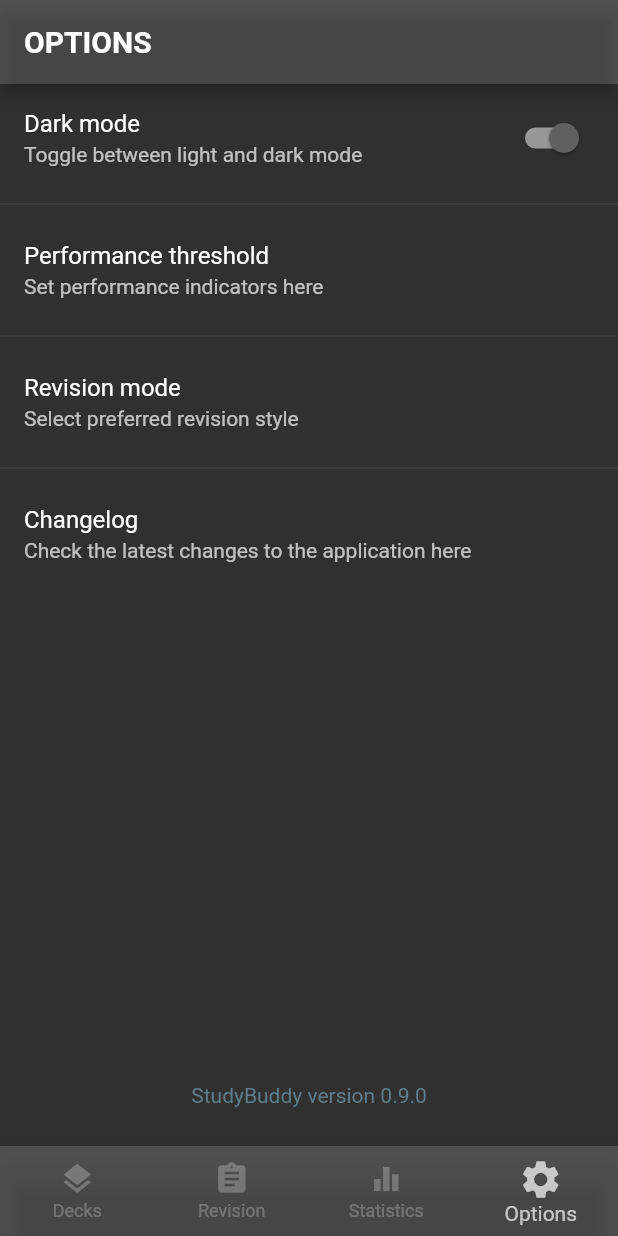
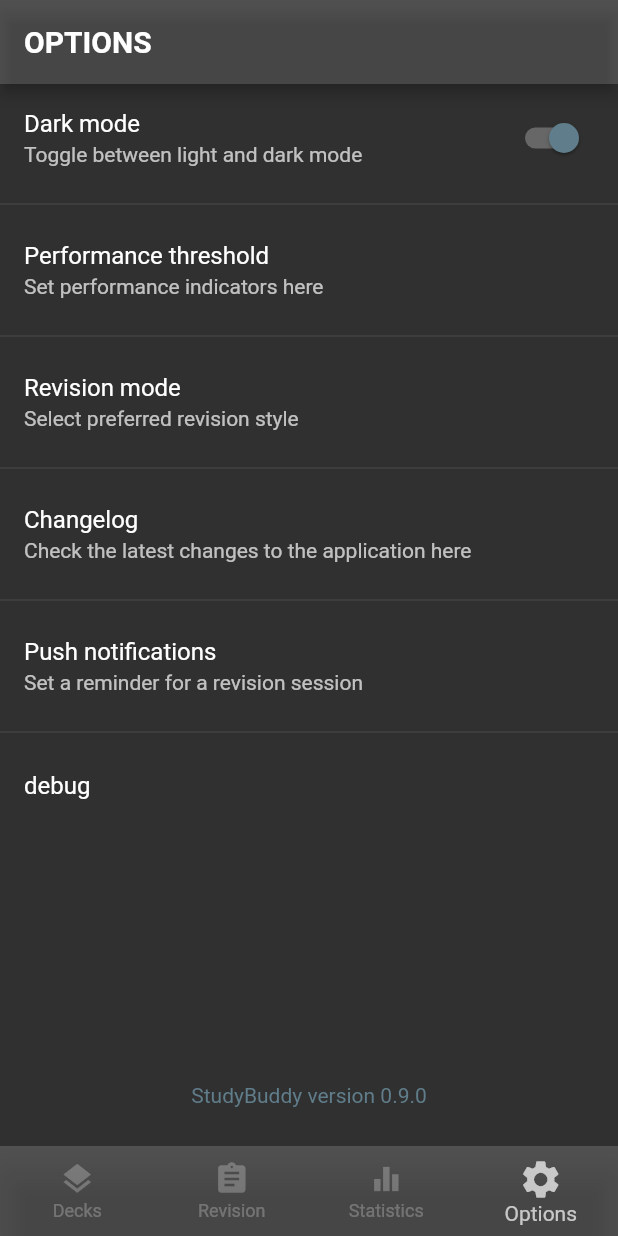
Before and after one commit to ztcjoe93/studybuddy, a Flutter app: the screen it shows after launch, item 4 of the bottom bar chosen, after a tap on "Dark mode", on a phone screen of 412 x 824 dp. Run offline on Flutter 3.47's test engine with Material 2 defaults, Android fonts, the phone set to English and light mode, and no system bars; our stand-ins replace charts_flutter, flutter_local_notifications, flutter_markdown, rxdart, shared_preferences, sqflite and 1 more; accounts and stored records are empty; statements that could not run were skipped.

Commit message:
push notification implementation

```diff
--- a/lib/Charts/CardPerformance.dart
+++ b/lib/Charts/CardPerformance.dart
@@ -167,7 +167,7 @@ class _CardPerformanceState extends State<CardPerformance> {
             charts.ArcLabelDecorator(
               outsideLabelStyleSpec: charts.TextStyleSpec(
                 color: charts.ColorUtil.fromDartColor(
-                  Provider.of<OverallState>(context, listen:false).brightness
+                  Provider.of<OverallState>(context, listen:false).darkMode
                     ? Colors.white : Colors.black,
                 ),
                 fontSize: 12,
--- a/lib/LDTheme.dart
+++ b/lib/LDTheme.dart
@@ -2,7 +2,26 @@ import 'package:flutter/material.dart';
 
 ThemeData lightTheme = ThemeData(
   brightness: Brightness.light,
+  cursorColor: Colors.blueGrey[200],
+  colorScheme: ColorScheme(
+    primary: Colors.blueGrey,
+    primaryVariant: Colors.blueGrey[200],
+    onPrimary: Colors.black,
+    secondary: Colors.grey,
+    secondaryVariant: Colors.grey[200],
+    onSecondary: Colors.black,
+    surface: Colors.white,
+    onSurface: Colors.black,
+    background: Colors.white,
+    onBackground: Colors.black,
+    error: Colors.redAccent,
+    onError: Colors.amberAccent,
+    brightness: Brightness.light,
+  ),
+  highlightColor: Colors.blueGrey[200],
   visualDensity: VisualDensity.adaptivePlatformDensity,
+  textSelectionColor: Colors.blueGrey[200],
+  textSelectionHandleColor: Colors.blueGrey[400],
   primaryColor: Colors.blueGrey[100],
   primaryColorLight: Colors.white,
   primaryColorDark: Color(0xFF9ea7aa),
@@ -35,7 +54,27 @@ ThemeData lightTheme = ThemeData(
 // dark theme guidelines https://material.io/design/color/dark-theme.html
 ThemeData darkTheme= ThemeData(
   brightness: Brightness.dark,
+  toggleableActiveColor: Colors.blueGrey,
+  cursorColor: Colors.blueGrey[200],
+  colorScheme: ColorScheme(
+    primary: Colors.blueGrey,
+    primaryVariant: Colors.blueGrey[200],
+    onPrimary: Colors.black,
+    secondary: Colors.grey,
+    secondaryVariant: Colors.grey[200],
+    onSecondary: Colors.black,
+    surface: Colors.grey.shade800,
+    onSurface: Colors.white,
+    background: Colors.white,
+    onBackground: Colors.black,
+    error: Colors.redAccent,
+    onError: Colors.amberAccent,
+    brightness: Brightness.dark,
+  ),
+  highlightColor: Colors.blueGrey[200],
   visualDensity: VisualDensity.adaptivePlatformDensity,
+  textSelectionColor: Colors.blueGrey[200],
+  textSelectionHandleColor: Colors.blueGrey[400],
   primaryColor: Colors.white.withOpacity(0.16),
   backgroundColor: Color(0xFF121212),
   accentColor: Colors.white.withOpacity(0.16),
--- a/lib/Options/Options.dart
+++ b/lib/Options/Options.dart
@@ -1,14 +1,20 @@
 import 'package:flutter/cupertino.dart';
 import 'package:flutter/material.dart';
+import 'package:flutter_local_notifications/flutter_local_notifications.dart';
 import 'package:provider/provider.dart';
 import 'package:studybuddy/Options/Changelog.dart';
+import 'package:studybuddy/Options/PushNotifications.dart';
 import 'package:studybuddy/Providers/OverallState.dart';
-//import 'package:carousel_slider/carousel_slider.dart';
-//import 'package:flutter_bounce/flutter_bounce.dart';
+import 'package:timezone/data/latest.dart' as tz;
+import 'package:timezone/timezone.dart' as tz;
 
 import '../LDTheme.dart';
 
 class Options extends StatefulWidget {
+  FlutterLocalNotificationsPlugin flutterLocalNotificationsPlugin;
+
+  Options(this.flutterLocalNotificationsPlugin);
+
   @override
   _OptionsState createState() => _OptionsState();
 }
@@ -28,20 +34,47 @@ class _OptionsState extends State<Options> {
   void initState() {
     super.initState();
     final prefs = Provider.of<OverallState>(context, listen: false);
-    _darkMode = prefs.brightness;
+    _darkMode = prefs.darkMode;
     _upperLimit = prefs.upperLimit.toDouble();
     _lowerLimit = prefs.lowerLimit.toDouble();
-    _revisionStyle = prefs.revision;
+    _revisionStyle = prefs.revisionStyle;
   }
+
+  Future<void> _showNotification() async {
+    const AndroidNotificationDetails androidPlatformChannelSpecifics =
+      AndroidNotificationDetails(
+          'your channel id', 'your channel name', 'your channel description',
+          importance: Importance.max,
+          priority: Priority.high,
+          ticker: 'ticker');
+    const NotificationDetails platformChannelSpecifics =
+      NotificationDetails(android: androidPlatformChannelSpecifics);
+    await widget.flutterLocalNotificationsPlugin.show(
+        0,
+        'Reminder for revision',
+        'Let\'s start our revision today!',
+        platformChannelSpecifics,
+        payload: 'test');
+  }
+
+  Future<void> _zonedScheduleNotification() async {
+    await widget.flutterLocalNotificationsPlugin.zonedSchedule(
+        0,
+        'Reminder for revision',
+        'Let\'s start our revision today!',
+        tz.TZDateTime.now(tz.local).add(const Duration(seconds: 5)),
+        const NotificationDetails(
+            android: AndroidNotificationDetails('your channel id',
+                'your channel name', 'your channel description')),
+        androidAllowWhileIdle: true,
+        uiLocalNotificationDateInterpretation: UILocalNotificationDateInterpretation.absoluteTime,
+    );
+  }
+
 
   void updatePreferences(){
     setState(() {
-      Provider.of<OverallState>(context, listen: false).setOptions(
-        _darkMode,
-        _lowerLimit.round().toInt(),
-        _upperLimit.round().toInt(),
-        _revisionStyle,
-      );
+      Provider.of<OverallState>(context, listen: false).setOptions();
     });
   }
 
@@ -59,8 +92,9 @@ class _OptionsState extends State<Options> {
               onChanged: (bool value) {
                 setState(() {
                   _darkMode = value;
-                  Provider.of<OverallState>(context, listen: false).changeBrightness();
-                  updatePreferences();
+                  var prov = Provider.of<OverallState>(context, listen: false);
+                  prov.changeBrightness();
+                  prov.setOptions();
                 });
               },
             ),
@@ -166,7 +200,10 @@ class _OptionsState extends State<Options> {
                         ),
                       );
                     }).then((_) {
-                      updatePreferences();
+                      var prov = Provider.of<OverallState>(context, listen:false);
+                      prov.lowerLimit = _lowerLimit.round().toInt();
+                      prov.upperLimit = _upperLimit.round().toInt();
+                      prov.setOptions();
                 });
               },
             ),
@@ -234,13 +271,48 @@ class _OptionsState extends State<Options> {
                   )
               ),
             ),
+            Divider(),
+            ListTile(
+              title: Text('Push notifications'),
+              subtitle: Text('Set a reminder for a revision session'),
+              onTap: () {
+                showDialog(
+                  context: context,
+                  builder: (BuildContext context){
+                    return StatefulBuilder(
+                      builder: (context, state) => PushNotification(),
+                    );
+                  }
+                );
+              },
+            ),
+            Divider(),
+            ListTile(
+              title: Text('debug'),
+              onTap: (){
+                var prov = Provider.of<OverallState>(context, listen: false);
+                print(prov.darkMode);
+                print(prov.lowerLimit);
+                print(prov.upperLimit);
+                print(prov.revisionStyle);
+                print("mon: ${prov.monday}");
+                print("tues: ${prov.tuesday}");
+                print("wed: ${prov.wednesday}");
+                print("thu: ${prov.thursday}");
+                print("fri: ${prov.friday}");
+                print("sat: ${prov.saturday}");
+                print("sun: ${prov.sunday}");
+                print(prov.scheduledHour);
+                print(prov.scheduledMin);
+              },
+            ),
           ],
         ),
         Padding(
           padding: const EdgeInsets.all(26.0),
           child: Center(
               child: Text(
-                "StudyBuddy version 0.9.0",
+                  "StudyBuddy version 0.9.0",
                 style: TextStyle(
                   color: Colors.blueGrey,
                 )
--- a/lib/Providers/OverallState.dart
+++ b/lib/Providers/OverallState.dart
@@ -2,33 +2,64 @@ import 'package:flutter/material.dart';
 import 'package:shared_preferences/shared_preferences.dart';
 
 class OverallState extends ChangeNotifier{
-  bool _darkMode;
-  String revision;
-  int _lowerLimit;
-  int _upperLimit;
+  bool darkMode;
+  String revisionStyle;
+  int lowerLimit;
+  int upperLimit;
   bool deckChange = false;
 
-  bool get brightness => _darkMode;
-  int get lowerLimit => _lowerLimit;
-  int get upperLimit => _upperLimit;
+  bool monday;
+  bool tuesday;
+  bool wednesday;
+  bool thursday;
+  bool friday;
+  bool saturday;
+  bool sunday;
 
-  void setOptions(bool darkMode, int lowerValue, int higherValue, String revisionStyle) async{
-    revision = revisionStyle;
-    _darkMode = darkMode;
-    _lowerLimit = lowerValue;
-    _upperLimit = higherValue;
+  int scheduledHour;
+  int scheduledMin;
 
+  void getValuesFromPreferences() async {
     final prefs = await SharedPreferences.getInstance();
-    prefs.setBool('darkMode', _darkMode);
-    prefs.setInt('lowerLimit', _lowerLimit);
-    prefs.setInt('upperLimit', _upperLimit);
+
+    darkMode = prefs.getBool('darkMode') ?? false;
+    lowerLimit = prefs.getInt('lowerLimit') ?? 50;
+    upperLimit = prefs.getInt('upperLimit') ?? 75;
+    revisionStyle = prefs.getString('revisionStyle') ?? 'standard';
+    monday = prefs.getBool('monday') ?? false;
+    tuesday = prefs.getBool('tuesday') ?? false;
+    wednesday = prefs.getBool('wednesday') ?? false;
+    thursday = prefs.getBool('thursday') ?? false;
+    friday = prefs.getBool('friday') ?? false;
+    saturday = prefs.getBool('saturday') ?? false;
+    sunday = prefs.getBool('sunday') ?? false;
+
+    scheduledHour = prefs.getInt('scheduledHour') ?? 0;
+    scheduledMin = prefs.getInt('scheduledMin') ?? 0;
+  }
+
+  void setOptions() async{
+    final prefs = await SharedPreferences.getInstance();
+
+    prefs.setBool('darkMode', darkMode);
+    prefs.setInt('lowerLimit', lowerLimit);
+    prefs.setInt('upperLimit', upperLimit);
     prefs.setString('revisionStyle', revisionStyle);
+    prefs.setBool('monday', monday);
+    prefs.setBool('tuesday', tuesday);
+    prefs.setBool('wednesday', wednesday);
+    prefs.setBool('thursday', thursday);
+    prefs.setBool('friday', friday);
+    prefs.setBool('saturday', saturday);
+    prefs.setBool('sunday', sunday);
+    prefs.setInt('scheduledHour', scheduledHour);
+    prefs.setInt('scheduledMin', scheduledMin);
 
     notifyListeners();
   }
 
   void setRevision(String style){
-    revision = style;
+    revisionStyle = style;
     notifyListeners();
   }
 
@@ -40,7 +71,7 @@ class OverallState extends ChangeNotifier{
   }
 
   void changeBrightness(){
-    _darkMode = !_darkMode;
+    darkMode = !darkMode;
     notifyListeners();
   }
 }
--- a/lib/Revision/Revision.dart
+++ b/lib/Revision/Revision.dart
@@ -36,7 +36,7 @@ class _RevisionState extends State<Revision> {
             children: [
               Padding(
                 padding: const EdgeInsets.only(left: 24.0),
-                child: Text("Revision mode: ${firstUpper(Provider.of<OverallState>(context, listen: true).revision)}"),
+                child: Text("Revision mode: ${firstUpper(Provider.of<OverallState>(context, listen: true).revisionStyle)}"),
               ),
               Container(
                 width: MediaQuery.of(context).size.width * 0.35,
@@ -139,7 +139,7 @@ class _RevisionState extends State<Revision> {
                                   );
                                 },
                                 openBuilder: (context, action){
-                                  var revisionStyle = Provider.of<OverallState>(context, listen:true).revision;
+                                  var revisionStyle = Provider.of<OverallState>(context, listen:true).revisionStyle;
                                   return RevisionSession(availableDecks[index], revisionStyle);
                                 },
                               ),
--- a/lib/Revision/RevisionSession.dart
+++ b/lib/Revision/RevisionSession.dart
@@ -80,7 +80,7 @@ class _RevisionSessionState extends State<RevisionSession> with TickerProviderSt
     );
 
     // shuffle cards for deck
-    fieldColor = Provider.of<OverallState>(context, listen:false).brightness
+    fieldColor = Provider.of<OverallState>(context, listen:false).darkMode
       ? Colors.grey.shade800 : Colors.grey.shade200;
     cards = widget.deck.cards;
     cards.shuffle();
--- a/lib/main.dart
+++ b/lib/main.dart
@@ -1,10 +1,15 @@
 import 'package:flutter/cupertino.dart';
 import 'package:flutter/material.dart';
+import 'package:flutter/services.dart';
+import 'package:flutter_local_notifications/flutter_local_notifications.dart';
 import 'package:provider/provider.dart';
 import 'package:shared_preferences/shared_preferences.dart';
 import 'package:studybuddy/Providers/OverallState.dart';
 import 'package:studybuddy/Providers/ResultsState.dart';
 import 'package:studybuddy/Widgets/SplashScreen.dart';
+import 'package:rxdart/subjects.dart';
+import 'package:timezone/data/latest.dart' as tz;
+import 'package:timezone/timezone.dart' as tz;
 
 import 'Database.dart';
 import 'Deck/DeckManagement.dart';
@@ -15,10 +20,63 @@ import 'Providers/DecksState.dart';
 import 'Revision/Revision.dart';
 import 'Stats/Stats.dart';
 
+final FlutterLocalNotificationsPlugin flutterLocalNotificationsPlugin =
+FlutterLocalNotificationsPlugin();
+
+/// Streams are created so that app can respond to notification-related events
+/// since the plugin is initialised in the `main` function
+final BehaviorSubject<ReceivedNotification> didReceiveLocalNotificationSubject =
+  BehaviorSubject<ReceivedNotification>();
+
+final BehaviorSubject<String> selectNotificationSubject =
+  BehaviorSubject<String>();
+
+const MethodChannel platform =
+  MethodChannel('ztcjoe93.studybuddy');
+
+class ReceivedNotification {
+  ReceivedNotification({
+    @required this.id,
+    @required this.title,
+    @required this.body,
+    @required this.payload,
+  });
+
+  final int id;
+  final String title;
+  final String body;
+  final String payload;
+}
+
+Future<void> _configureLocalTimeZone() async {
+  tz.initializeTimeZones();
+  final String timeZoneName = await platform.invokeMethod('getTimeZoneName');
+  tz.setLocalLocation(tz.getLocation(timeZoneName));
+}
+
 void main() async {
   WidgetsFlutterBinding.ensureInitialized();
   var p = await SharedPreferences.getInstance();
-  var x = p.getBool('darkMode');
+  var x = p.getBool('darkMode') ?? false;
+  await _configureLocalTimeZone();
+
+  final NotificationAppLaunchDetails notificationAppLaunchDetails =
+    await flutterLocalNotificationsPlugin.getNotificationAppLaunchDetails();
+
+  const AndroidInitializationSettings initializationSettingsAndroid =
+    AndroidInitializationSettings('app_icon');
+
+  final InitializationSettings initializationSettings = InitializationSettings(
+    android: initializationSettingsAndroid,
+  );
+
+  await flutterLocalNotificationsPlugin.initialize(initializationSettings,
+      onSelectNotification: (String payload) async {
+        if (payload != null) {
+          debugPrint('notification payload: $payload');
+        }
+        selectNotificationSubject.add(payload);
+      });
   runApp(
     MultiProvider(
       providers: [
@@ -50,14 +108,12 @@ class _MainAppState extends State<MainApp> with SingleTickerProviderStateMixin {
     "STATISTICS", "OPTIONS",
   ];
 
+
   initializeAll() async{
     final prefs = await SharedPreferences.getInstance();
-    final _darkMode = prefs.getBool('darkMode') ?? false;
-    final _lowerLimit = prefs.getInt('lowerLimit') ?? 50;
-    final _upperLimit = prefs.getInt('upperLimit') ?? 75;
-    final _revisionStyle = prefs.getString('revisionStyle') ?? 'standard';
 
-    Provider.of<OverallState>(context, listen: false).setOptions(_darkMode, _lowerLimit, _upperLimit, _revisionStyle);
+    Provider.of<OverallState>(context, listen: false).getValuesFromPreferences();
+    Provider.of<OverallState>(context, listen: false).setOptions();
 
     await DBProvider.db.initializeDatabase();
     Provider.of<DecksState>(context, listen:false).loadFromDatabase();
@@ -87,8 +143,10 @@ class _MainAppState extends State<MainApp> with SingleTickerProviderStateMixin {
         theme: lightTheme,
         darkTheme: darkTheme,
         themeMode: _ready
-            ? Provider.of<OverallState>(context, listen: false).brightness ? ThemeMode.dark : ThemeMode.light
-            : widget.t ? ThemeMode.dark : ThemeMode.light,
+            ? Provider.of<OverallState>(context, listen: true).darkMode
+              ? ThemeMode.dark : ThemeMode.light
+            : widget.t
+              ? ThemeMode.dark : ThemeMode.light,
         home: _ready
             ? Scaffold(
           appBar: AppBar(
@@ -105,18 +163,12 @@ class _MainAppState extends State<MainApp> with SingleTickerProviderStateMixin {
               DeckManagement(),
               Revision(),
               Stats(state: Provider.of<OverallState>(context, listen: true).deckChange),
-              Options(),
+              Options(flutterLocalNotificationsPlugin),
             ],
             index: _selectedIdx,
           ),
           bottomNavigationBar: BottomNavigationBar(
             items: [
-              /*
-              BottomNavigationBarItem(
-                icon: Icon(Icons.home),
-                label: "Home",
-              ),
-               */
               BottomNavigationBarItem(
                 icon: Icon(Icons.layers),
                 label: "Decks",
--- a/pubspec.yaml
+++ b/pubspec.yaml
@@ -20,6 +20,8 @@ dependencies:
   flutter_launcher_icons: ^0.8.0
   image: ^2.1.19
   flutter_markdown: ^0.5.1
+  flutter_local_notifications: ^3.0.2
+  rxdart: ^0.25.0
 
 dev_dependencies:
   flutter_test:
```
Also changed, not shown: lib/Charts/DeckPerformance.dart (+4 -4 lines), lib/Options/PushNotifications.dart (added, +343 -0 lines), pubspec.lock, 1 other file.
